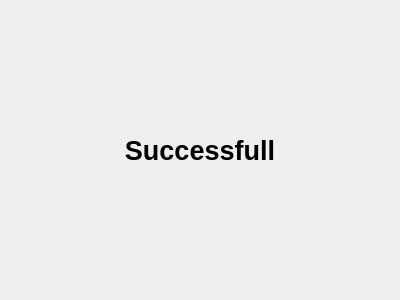
Above: GUI/CSP315/confirmdialog.ui from y-gupta/rfid-auth-system before the change. Below: the same form after it.
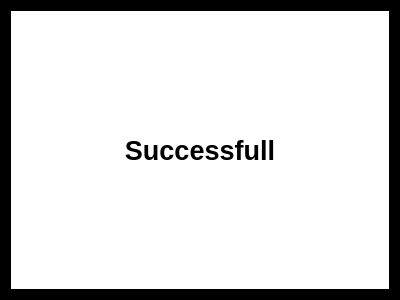
That is the form after the change.

Patch:
```diff
--- a/GUI/CSP315/confirmdialog.ui
+++ b/GUI/CSP315/confirmdialog.ui
@@ -20,9 +20,15 @@
   <property name="windowTitle">
    <string>Dialog</string>
   </property>
+  <property name="styleSheet">
+   <string notr="true">background-color:rgb(0,0,0);</string>
+  </property>
   <layout class="QGridLayout" name="gridLayout">
    <item row="0" column="0">
     <widget class="QLabel" name="label">
+     <property name="styleSheet">
+      <string notr="true">background-color:rgb(255,255,255);</string>
+     </property>
      <property name="text">
       <string>Successfull</string>
      </property>
```
